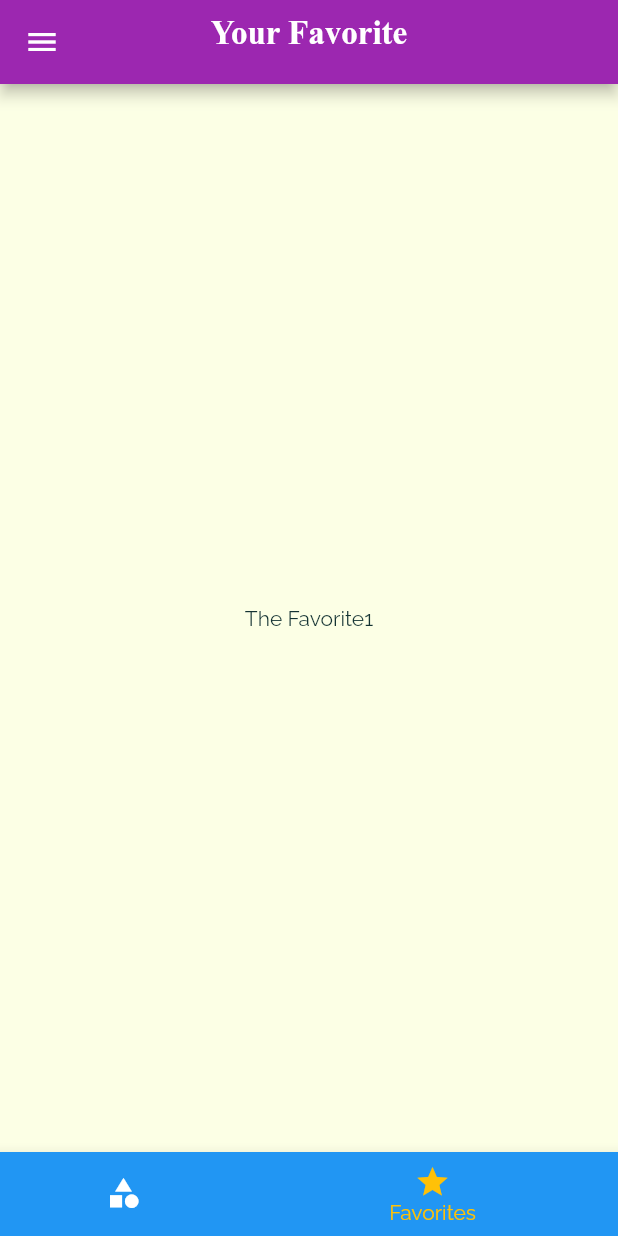
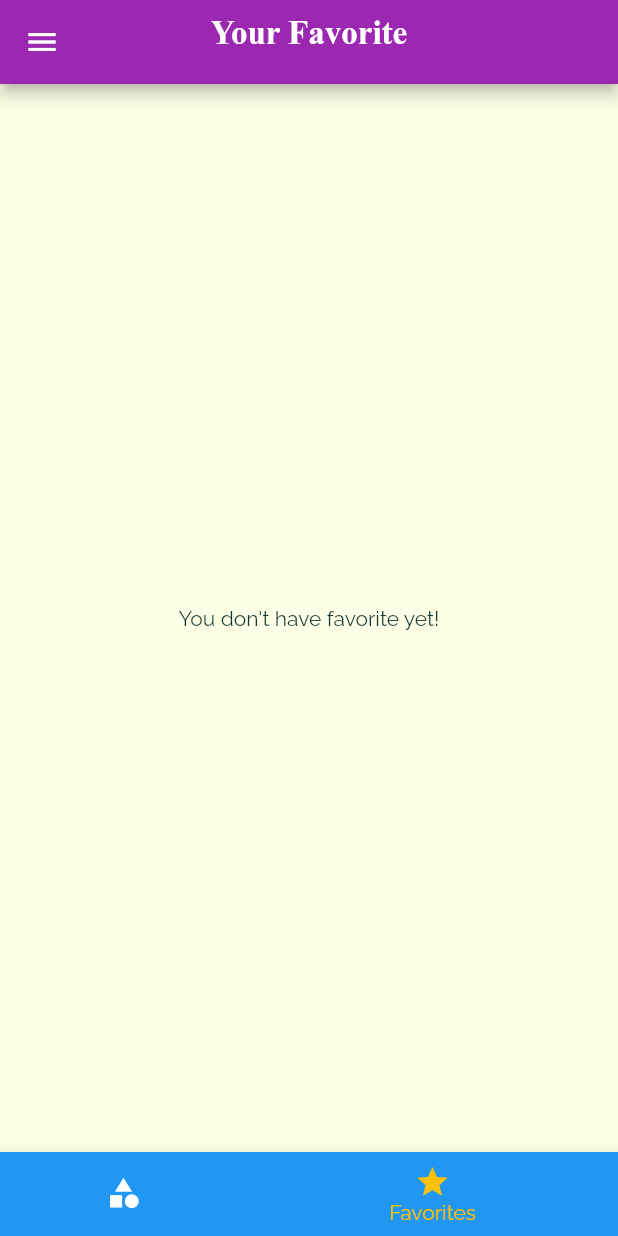
Before and after one commit to Diseirang/Food_App, a Flutter app: the screen it shows after launch, item 2 of the bottom bar chosen, on a phone screen of 412 x 824 dp. Run offline on Flutter 3.47's test engine with Material 2 defaults, Android fonts, the phone set to English and light mode, and no system bars.

Commit message:
Save and go home

```diff
--- a/lib/main.dart
+++ b/lib/main.dart
@@ -1,4 +1,5 @@
 import 'package:flutter/material.dart';
+import 'package:food_app/widgets/meal_item.dart';
 import './const_data/dummy_data.dart';
 import './screens/filters_screen.dart';
 import './screens/tabs_screen.dart';
@@ -27,6 +28,7 @@ class _MyAppState extends State<MyApp> {
   };
 
   List<Meal> availableMeals = dummymeals;
+  List<Meal> favoriteMeal = [];
 
   void setFilters(Map<String, bool> filterData) {
     setState(() {
@@ -47,6 +49,23 @@ class _MyAppState extends State<MyApp> {
         return true;
       }).toList();
     });
+  }
+
+  void toggleFavorite(String mealId) {
+    final existingIndex = favoriteMeal.indexWhere((meal) => meal.id == mealId);
+    if (existingIndex >= 0) {
+      setState(() {
+        favoriteMeal.removeAt(existingIndex);
+      });
+    } else {
+      setState(() {
+        favoriteMeal.add(dummymeals.firstWhere((meal) => meal.id == mealId));
+      });
+    }
+  }
+
+  bool isMealFavorite(String id) {
+    return favoriteMeal.any((meal) => meal.id == id);
   }
 
   @override
@@ -98,10 +117,10 @@ class _MyAppState extends State<MyApp> {
       initialRoute: '/', // default is '/'
 
       routes: {
-        '/': (ctx) => const TabScreen(),
+        '/': (ctx) => TabScreen(favoriteMeal),
         CategoryMealsScreen.routeName: (ctx) =>
             CategoryMealsScreen(availableMeals),
-        MealDetailScreen.routeName: (ctx) => const MealDetailScreen(),
+        MealDetailScreen.routeName: (ctx) => MealDetailScreen(toggleFavorite),
         FiltersScreen.routeName: (ctx) => FiltersScreen(filters, setFilters),
       },
 
--- a/lib/screens/favorites_screen.dart
+++ b/lib/screens/favorites_screen.dart
@@ -1,12 +1,15 @@
 import 'package:flutter/material.dart';
 
+import '../models/meal.dart';
+
 class FavoriteScreen extends StatelessWidget {
-  const FavoriteScreen({Key key}) : super(key: key);
+  final List<Meal> favoriteMeals;
+  const FavoriteScreen( this.favoriteMeals, {Key key} ) : super(key: key);
 
   @override
   Widget build(BuildContext context) {
     return const Center(
-      child: Text('The Favorite1'),
+      child: Text('You don\'t have favorite yet!'),
     );
   }
 }
--- a/lib/screens/tabs_screen.dart
+++ b/lib/screens/tabs_screen.dart
@@ -1,27 +1,37 @@
 import 'package:flutter/material.dart';
+import '../models/meal.dart';
 import '../widgets/main_drawer.dart';
 import './categories_screen.dart';
 import './favorites_screen.dart';
 
 class TabScreen extends StatefulWidget {
-  const TabScreen({Key key}) : super(key: key);
+  final List<Meal> favoriteMeals;
+  const TabScreen(this.favoriteMeals);
 
   @override
   State<TabScreen> createState() => _TabScreenState();
 }
 
 class _TabScreenState extends State<TabScreen> {
-  final List<Map<String, Object>> _pages = [
+  List<Map<String, Object>> _pages;
+
+  @override
+  void initState() {
+    _pages = [
       {
         'page': const CategoriesScreen(),
         'title': 'Categories',
       },
       {
-      'page': const FavoriteScreen(),
+        'page':  FavoriteScreen(widget.favoriteMeals),
         'title': 'Your Favorite',
       },
     ];
+    super.initState();
+  }
+
   int _selectedPageIndex = 0;
+
   void _selectedPage(int index) {
     setState(() {
       _selectedPageIndex = index;
```
Also changed, not shown: lib/screens/meal_detail_screen.dart (+4 -5 lines). Lines whose indentation alone changed are shown as unchanged.
